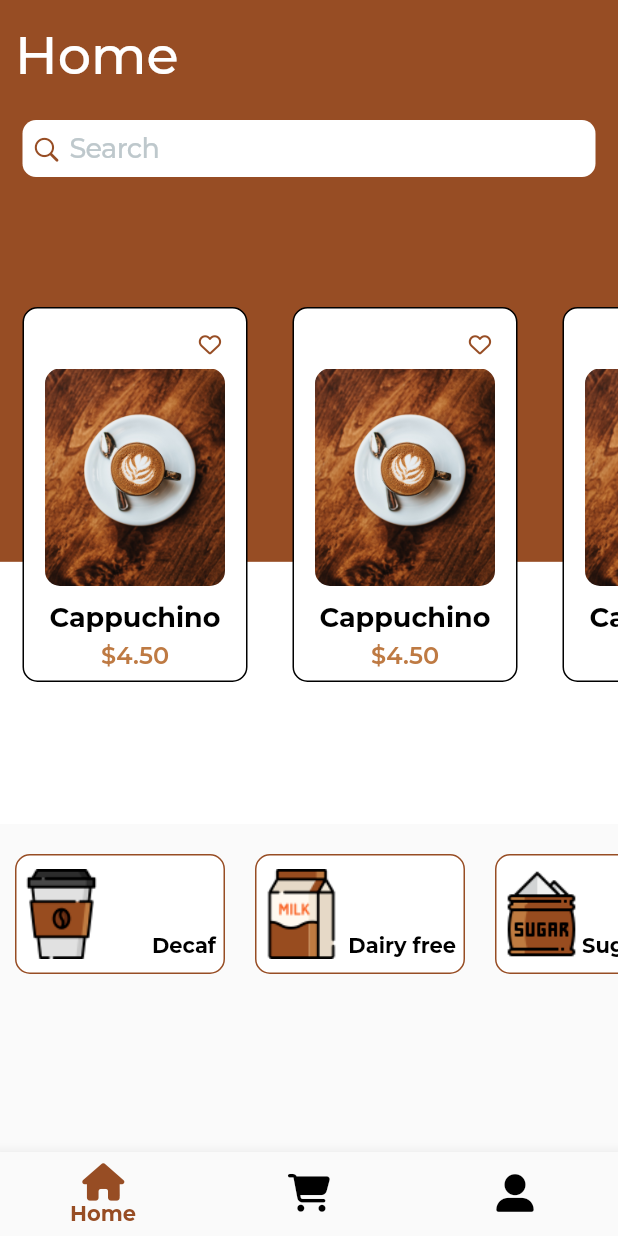
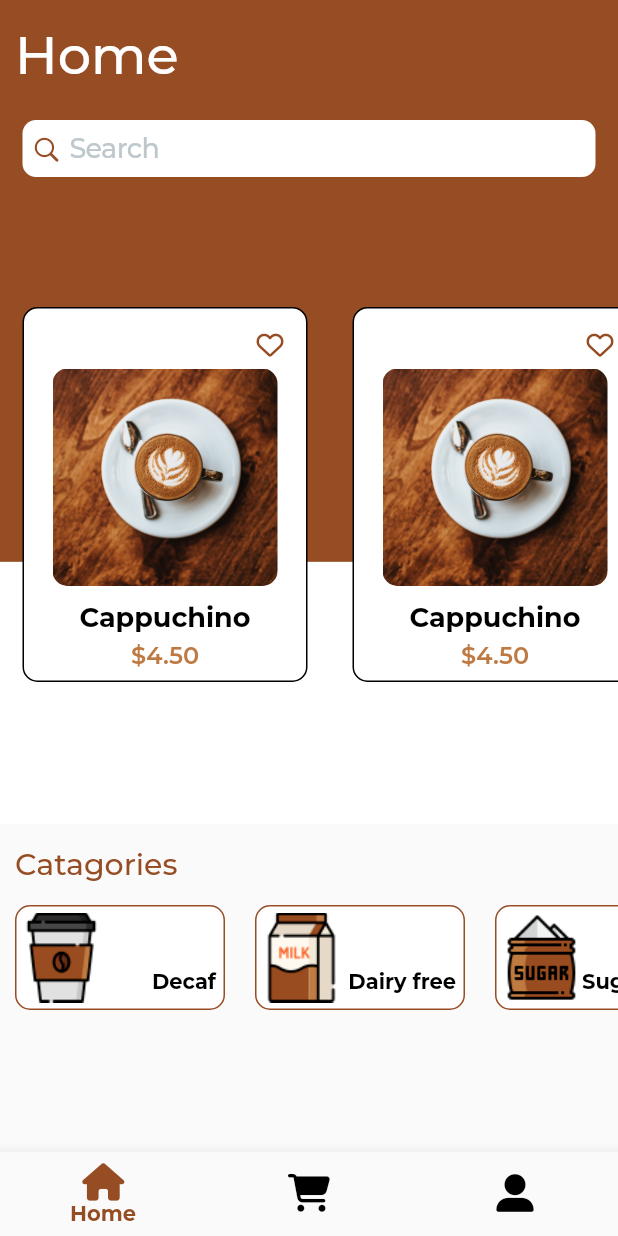
Before and after one commit to naomitimm/TopPot, a Flutter app: the HostPage screen opened by its route, on a phone screen of 412 x 824 dp. Run offline on Flutter 3.47's test engine with Material 2 defaults, Android fonts, the phone set to English and light mode, and no system bars; our stand-ins replace font_awesome_flutter, go_router, google_fonts.

Commit message:
home-final

```diff
--- a/top_pot_app/lib/main.dart
+++ b/top_pot_app/lib/main.dart
@@ -33,8 +33,8 @@ class TopPotPages extends StatelessWidget {
           ),
       initialLocation: '/',
       routes: <GoRoute>[
-        // GoRoute(path: '/', builder: ((context, state) => const HostPage())),
-        GoRoute(path: '/', builder: ((context, state) => const LandingPage())),
+        GoRoute(path: '/', builder: ((context, state) => const HostPage())),
+        // GoRoute(path: '/', builder: ((context, state) => const LandingPage())),
         GoRoute(
             path: '/login_page',
             builder: ((context, state) => const LoginPage())),
--- a/top_pot_app/lib/presentation/dashboard/home_page.dart
+++ b/top_pot_app/lib/presentation/dashboard/home_page.dart
@@ -39,7 +39,7 @@ class _HomePageState extends State<HomePage> {
                   child: Align(
                     alignment: Alignment.center,
                     child: SizedBox(
-                      height: 250,
+                      height: 260,
                       width: double.infinity,
                       child: ListView.builder(
                           scrollDirection: Axis.horizontal,
@@ -58,7 +58,15 @@ class _HomePageState extends State<HomePage> {
             ),
           ),
           const SizedBox(
-            height: 20,
+            height: 15,
+          ),
+          const Padding(
+            padding: EdgeInsets.only(left: 10),
+            child: MiniHeadline(
+                color: Color.fromRGBO(151, 77, 36, 1), text: "Catagories"),
+          ),
+          const SizedBox(
+            height: 10,
           ),
           SizedBox(
             height: 80,
--- a/top_pot_app/lib/presentation/dashboard/widgets/containers.dart
+++ b/top_pot_app/lib/presentation/dashboard/widgets/containers.dart
@@ -11,9 +11,9 @@ class CoffeeCard extends StatelessWidget {
   @override
   Widget build(BuildContext context) {
     return Padding(
-      padding: const EdgeInsets.symmetric(horizontal: 15),
+      padding: const EdgeInsets.symmetric(horizontal: 15, vertical: 5),
       child: Container(
-        width: 150,
+        width: 190,
         decoration: BoxDecoration(
             color: Colors.white,
             border: Border.all(
@@ -30,7 +30,7 @@ class CoffeeCard extends StatelessWidget {
                   child: Align(
                     alignment: Alignment.topCenter,
                     child: Container(
-                        width: 120,
+                        width: 150,
                         height: 145,
                         decoration: BoxDecoration(
                             image: DecorationImage(
@@ -69,7 +69,7 @@ class CoffeeCard extends StatelessWidget {
                 icon: const FaIcon(
                   FontAwesomeIcons.heart,
                   color: Color.fromRGBO(151, 77, 36, 1),
-                  size: 15,
+                  size: 18,
                 ),
               ),
             ),
@@ -89,7 +89,7 @@ class CatagoryCard extends StatelessWidget {
   @override
   Widget build(BuildContext context) {
     return Padding(
-      padding: const EdgeInsets.symmetric(horizontal: 10),
+      padding: const EdgeInsets.symmetric(horizontal: 10, vertical: 5),
       child: Container(
         width: 140,
         decoration: BoxDecoration(
--- a/top_pot_app/lib/presentation/dashboard/widgets/text.dart
+++ b/top_pot_app/lib/presentation/dashboard/widgets/text.dart
@@ -24,3 +24,19 @@ class DashboardHeadline extends StatelessWidget {
         ));
   }
 }
+
+class MiniHeadline extends StatelessWidget {
+  final String text;
+  final Color color;
+  const MiniHeadline({Key? key, required this.color, required this.text})
+      : super(key: key);
+
+  @override
+  Widget build(BuildContext context) {
+    return Text(text,
+        style: GoogleFonts.montserrat(
+          textStyle: TextStyle(
+              color: color, fontSize: 20, fontWeight: FontWeight.w500),
+        ));
+  }
+}
```
